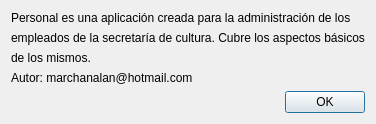
Before: the Qt Designer form v/ui_acerca_de.ui in yo-alan/personal, drawn with Qt 5.
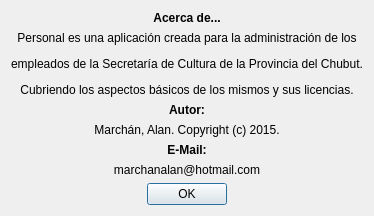
After: the same form once the commit is applied.

Commit message: Implementé QMessageBox para los dialogos de error, borré archivos que no se utilizaban y mejoré la vista 'Acerca de'.

```diff
--- a/v/ui_acerca_de.ui
+++ b/v/ui_acerca_de.ui
@@ -6,8 +6,8 @@
    <rect>
     <x>0</x>
     <y>0</y>
-    <width>480</width>
-    <height>140</height>
+    <width>450</width>
+    <height>241</height>
    </rect>
   </property>
   <property name="windowTitle">
@@ -20,31 +20,96 @@
    <property name="sizeConstraint">
     <enum>QLayout::SetFixedSize</enum>
    </property>
+   <item>
+    <widget class="QLabel" name="label_5">
+     <property name="font">
+      <font>
+       <weight>75</weight>
+       <bold>true</bold>
+      </font>
+     </property>
+     <property name="text">
+      <string>Acerca de...</string>
+     </property>
+     <property name="textFormat">
+      <enum>Qt::RichText</enum>
+     </property>
+     <property name="alignment">
+      <set>Qt::AlignCenter</set>
+     </property>
+    </widget>
+   </item>
    <item>
     <widget class="QLabel" name="lblMensaje">
-     <property name="text">
-      <string>Personal es una aplicación creada para la administración de los</string>
+     <property name="lineWidth">
+      <number>3</number>
      </property>
-    </widget>
-   </item>
-   <item>
-    <widget class="QLabel" name="label">
      <property name="text">
-      <string>empleados de la secretaría de cultura. Cubre los aspectos básicos</string>
+      <string>&lt;html&gt;&lt;head/&gt;&lt;body&gt;&lt;p&gt;Personal es una aplicación creada para la administración de los&lt;/p&gt;&lt;p&gt;empleados de la Secretaría de Cultura de la Provincia del Chubut.&lt;/p&gt;&lt;p&gt;Cubriendo los aspectos básicos de los mismos y sus licencias.&lt;/p&gt;&lt;/body&gt;&lt;/html&gt;</string>
      </property>
+     <property name="alignment">
+      <set>Qt::AlignCenter</set>
+     </property>
     </widget>
    </item>
    <item>
-    <widget class="QLabel" name="label_2">
+    <widget class="QLabel" name="label_6">
+     <property name="font">
+      <font>
+       <weight>75</weight>
+       <bold>true</bold>
+      </font>
+     </property>
      <property name="text">
-      <string>de los mismos.</string>
+      <string>Autor:</string>
+     </property>
+     <property name="textFormat">
+      <enum>Qt::RichText</enum>
+     </property>
+     <property name="alignment">
+      <set>Qt::AlignCenter</set>
      </property>
     </widget>
    </item>
    <item>
     <widget class="QLabel" name="label_3">
      <property name="text">
-      <string>Autor: marchanalan@hotmail.com</string>
+      <string>Marchán, Alan. Copyright (c) 2015.</string>
+     </property>
+     <property name="alignment">
+      <set>Qt::AlignCenter</set>
+     </property>
+     <property name="textInteractionFlags">
+      <set>Qt::LinksAccessibleByMouse|Qt::TextSelectableByMouse</set>
+     </property>
+    </widget>
+   </item>
+   <item>
+    <widget class="QLabel" name="label_7">
+     <property name="font">
+      <font>
+       <weight>75</weight>
+       <bold>true</bold>
+      </font>
+     </property>
+     <property name="text">
+      <string>E-Mail:</string>
+     </property>
+     <property name="alignment">
+      <set>Qt::AlignCenter</set>
+     </property>
+    </widget>
+   </item>
+   <item>
+    <widget class="QLabel" name="label_4">
+     <property name="cursor">
+      <cursorShape>IBeamCursor</cursorShape>
+     </property>
+     <property name="text">
+      <string>marchanalan@hotmail.com</string>
+     </property>
+     <property name="alignment">
+      <set>Qt::AlignCenter</set>
      </property>
      <property name="textInteractionFlags">
       <set>Qt::LinksAccessibleByMouse|Qt::TextSelectableByMouse</set>
@@ -59,6 +124,9 @@
      <property name="standardButtons">
       <set>QDialogButtonBox::Ok</set>
      </property>
+     <property name="centerButtons">
+      <bool>true</bool>
+     </property>
     </widget>
    </item>
   </layout>
```
Left out of the diff: 5 changed lines with no effect on the pictures. The commit also changes 27 other files.
